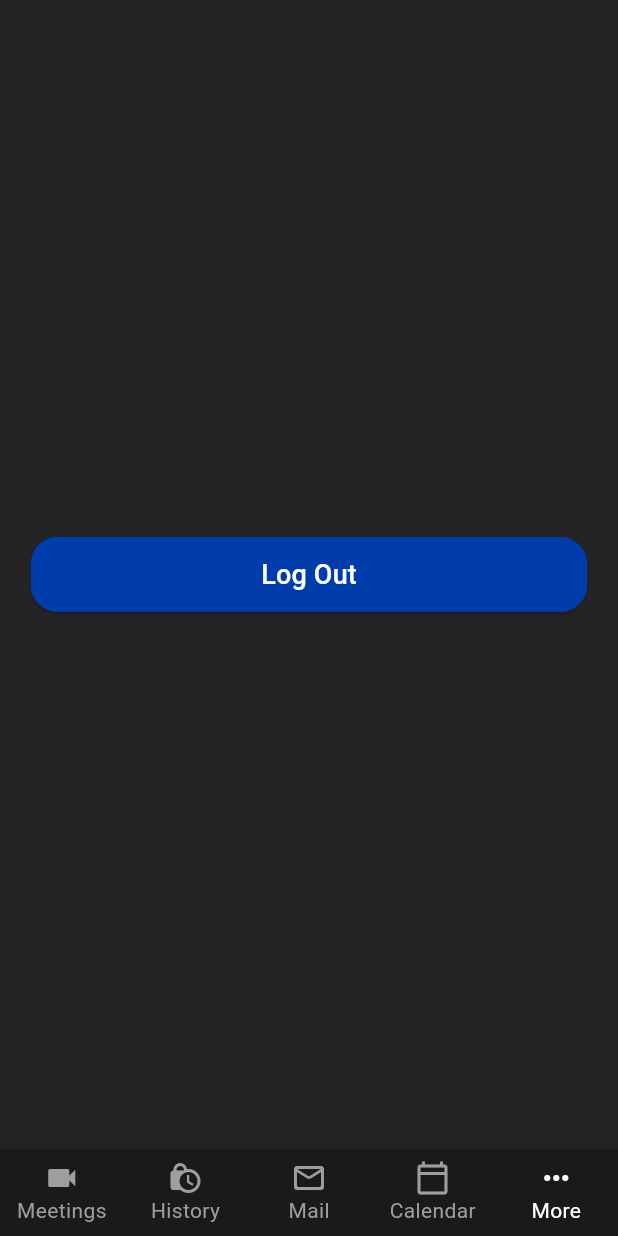
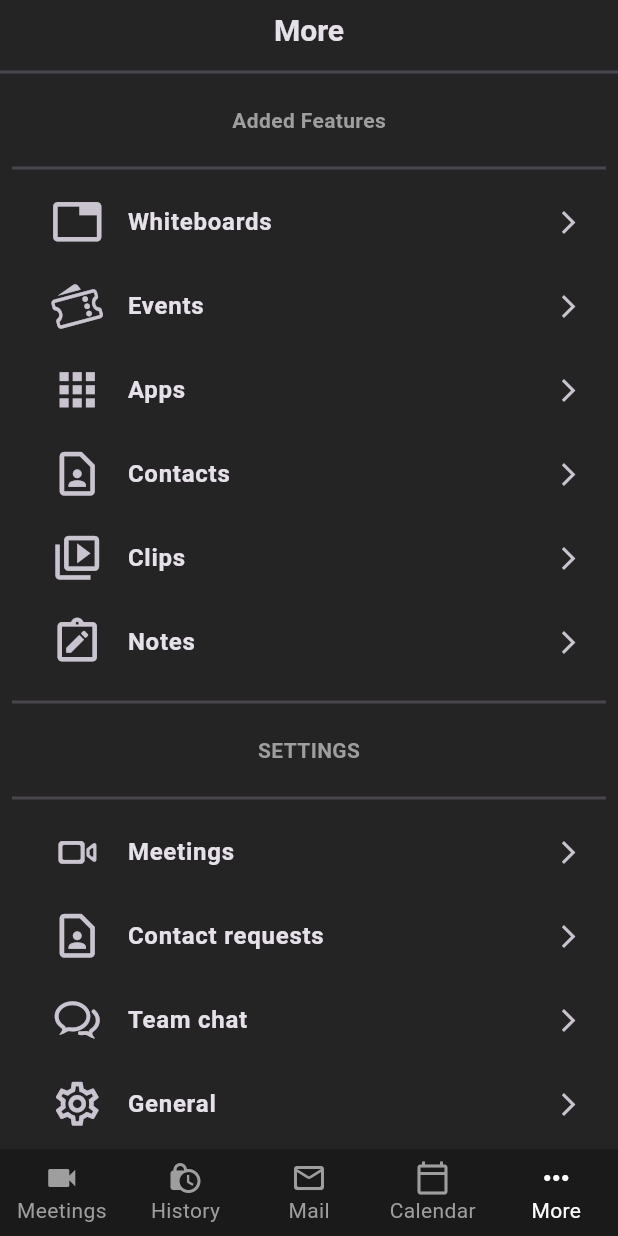
Before and after one commit to nitinkoberoii/Zoom-Clone, a Flutter app: the screen it shows once a user with an empty profile is signed in, item 5 of the bottom bar chosen, on a phone screen of 412 x 824 dp. Run offline on Flutter 3.47's test engine with Material 3 defaults, Android fonts, the phone set to English and light mode, and no system bars; our stand-ins replace cloud_firestore, firebase_auth, firebase_core, flutter_svg, google_sign_in, table_calendar; missing offline and left inert: jitsi_meet_v1, splash_screen_view; accounts and stored records are empty.

Commit message:
Created Bottom Navigation Screens

```diff
--- a/lib/screens/home_screen.dart
+++ b/lib/screens/home_screen.dart
@@ -2,10 +2,13 @@ import 'package:flutter/material.dart';
 import 'package:zoom_clone/resources/auth_methods.dart';
 import 'package:zoom_clone/screens/history_meeting_screen.dart';
 import 'package:zoom_clone/screens/meeting_screen.dart';
+import 'package:zoom_clone/screens/more_screen.dart';
 import 'package:zoom_clone/utils/colors.dart';
 import 'package:zoom_clone/widgets/custom_button.dart';
 
 import '../widgets/home_meeting_button.dart';
+import 'calendar_screen.dart';
+import 'mail_screen.dart';
 
 class HomeScreen extends StatefulWidget {
   const HomeScreen({super.key});
@@ -25,14 +28,9 @@ class _HomeScreenState extends State<HomeScreen> {
   List<Widget> pages = [
     MeetingScreen(),
     const HistoryMeetingScreen(),
-    const Text('Mail'),
-    const Text('Calendar'),
-    Center(
-      child: CustomButton(
-          text: 'Log Out',
-          color: buttonColor,
-          onPressed: () => AuthMethods().signOut()),
-    ),
+    const MailScreen(),
+    const CalendarScreen(),
+    const MoreScreen(),
   ];
 
   @override
--- /dev/null
+++ b/lib/screens/more_screen.dart
@@ -0,0 +1,265 @@
+import 'package:flutter/cupertino.dart';
+import 'package:flutter/material.dart';
+import 'package:zoom_clone/screens/settings_screens/accessibility_settings_screen.dart';
+import 'package:zoom_clone/screens/settings_screens/meetings_settings_screen.dart';
+
+import '../resources/auth_methods.dart';
+import '../utils/colors.dart';
+import '../widgets/custom_button.dart';
+
+class MoreScreen extends StatefulWidget {
+  const MoreScreen({super.key});
+
+  @override
+  State<MoreScreen> createState() => _MoreScreenState();
+}
+
+class _MoreScreenState extends State<MoreScreen> {
+  CupertinoAlertDialog showAlertDialogBox(String text) {
+    return CupertinoAlertDialog(
+      title: Text(
+        text,
+        style: const TextStyle(fontSize: 18, color: Colors.white),
+      ),
+      actions: [
+        TextButton(
+          onPressed: () => Navigator.of(context).pop(),
+          child: const Text(
+            'Ok',
+            style: TextStyle(fontSize: 16, color: buttonColor),
+          ),
+        )
+      ],
+    );
+  }
+
+  @override
+  Widget build(BuildContext context) {
+    return Scaffold(
+      appBar: AppBar(
+        backgroundColor: backgroundColor,
+        automaticallyImplyLeading: false,
+        centerTitle: true,
+        toolbarHeight: 40,
+        title: const Text(
+          'More',
+          style: TextStyle(fontSize: 20, fontWeight: FontWeight.bold),
+        ),
+      ),
+      body: SingleChildScrollView(
+        child: Column(
+          children: [
+            const Divider(thickness: 2),
+            const Padding(
+              padding: EdgeInsets.symmetric(horizontal: 35.0, vertical: 14.0),
+              child: Text(
+                'Added Features',
+                style: TextStyle(
+                    fontSize: 14,
+                    color: Colors.grey,
+                    fontWeight: FontWeight.bold),
+              ),
+            ),
+            const Padding(
+              padding: EdgeInsets.symmetric(horizontal: 8.0),
+              child: Divider(thickness: 2),
+            ),
+            Container(
+              margin: const EdgeInsets.fromLTRB(18, 0, 0, 4),
+              child: Column(
+                children: [
+                  _buildListTile(
+                    context,
+                    icon: Icons.tab,
+                    title: 'Whiteboards',
+                  ),
+                  _buildListTile(
+                    context,
+                    icon: CupertinoIcons.tickets,
+                    title: 'Events',
+                  ),
+                  _buildListTile(
+                    context,
+                    icon: Icons.apps,
+                    title: 'Apps',
+                  ),
+                  _buildListTile(
+                    context,
+                    icon: Icons.contact_page_outlined,
+                    title: 'Contacts',
+                  ),
+                  _buildListTile(
+                    context,
+                    icon: Icons.video_collection_outlined,
+                    title: 'Clips',
+                  ),
+                  _buildListTile(
+                    context,
+                    icon: Icons.note_alt_outlined,
+                    title: 'Notes',
+                  ),
+                ],
+              ),
+            ),
+            const Padding(
+              padding: EdgeInsets.symmetric(horizontal: 8.0),
+              child: Divider(thickness: 2),
+            ),
+            const Padding(
+              padding: EdgeInsets.symmetric(horizontal: 35.0, vertical: 14.0),
+              child: Text(
+                'SETTINGS',
+                style: TextStyle(
+                    fontSize: 14,
+                    color: Colors.grey,
+                    fontWeight: FontWeight.bold),
+              ),
+            ),
+            const Padding(
+              padding: EdgeInsets.symmetric(horizontal: 8.0),
+              child: Divider(thickness: 2),
+            ),
+            Container(
+              margin: const EdgeInsets.fromLTRB(18, 0, 0, 4),
+              child: Column(
+                children: [
+                  InkWell(
+                    onTap: () => Navigator.of(context).push(MaterialPageRoute(
+                        builder: (context) => const MeetingsSettingsScreen())),
+                    child: const ListTile(
+                      leading: Icon(CupertinoIcons.videocam, size: 35),
+                      title: Text(
+                        'Meetings',
+                        style: TextStyle(
+                            fontSize: 16, fontWeight: FontWeight.bold),
+                      ),
+                      trailing: Icon(Icons.arrow_forward_ios, size: 18),
+                    ),
+                  ),
+                  _buildListTile(
+                    context,
+                    icon: Icons.contact_page_outlined,
+                    title: 'Contact requests',
+                  ),
+                  _buildListTile(
+                    context,
+                    icon: CupertinoIcons.chat_bubble_2,
+                    title: 'Team chat',
+                  ),
+                  _buildListTile(
+                    context,
+                    icon: Icons.settings_outlined,
+                    title: 'General',
+                  ),
+                  _buildListTile(
+                    context,
+                    icon: Icons.notifications_none,
+                    title: 'Notifications',
+                  ),
+                  InkWell(
+                    onTap: () => Navigator.of(context).push(MaterialPageRoute(
+                        builder: (context) =>
+                            const AccessibilitySettingsScreen())),
+                    child: const ListTile(
+                      leading: Icon(Icons.accessibility, size: 35),
+                      title: Text(
+                        'Accessibility',
+                        style: TextStyle(
+                            fontSize: 16, fontWeight: FontWeight.bold),
+                      ),
+                      trailing: Icon(Icons.arrow_forward_ios, size: 18),
+                    ),
+                  ),
+                ],
+              ),
+            ),
+            const Padding(
+              padding: EdgeInsets.symmetric(horizontal: 8.0),
+              child: Divider(thickness: 2),
+            ),
+            const Padding(
+              padding: EdgeInsets.symmetric(horizontal: 35.0, vertical: 14.0),
+              child: Text(
+                'OTHER',
+                style: TextStyle(
+                    fontSize: 14,
+                    color: Colors.grey,
+                    fontWeight: FontWeight.bold),
+              ),
+            ),
+            const Padding(
+              padding: EdgeInsets.symmetric(horizontal: 8.0),
+              child: Divider(thickness: 2),
+            ),
+            Container(
+              margin: const EdgeInsets.fromLTRB(18, 0, 0, 4),
+              child: Column(
+                children: [
+                  _buildListTile(
+                    context,
+                    icon: CupertinoIcons.qrcode_viewfinder,
+                    title: 'Scan QR code',
+                  ),
+                  _buildListTile(
+                    context,
+                    icon: CupertinoIcons.info,
+                    title: 'About',
+                  ),
+                ],
+              ),
+            ),
+            const Padding(
+              padding: EdgeInsets.symmetric(horizontal: 8.0),
+              child: Divider(thickness: 2),
+            ),
+            const SizedBox(height: 10),
+            Center(
+              child: CustomButton(
+                text: 'Log Out',
+                color: buttonColor,
+                onPressed: () => AuthMethods().signOut(context),
+              ),
+            ),
+            const SizedBox(height: 10),
+            const Padding(
+              padding: EdgeInsets.symmetric(horizontal: 8.0),
+              child: Divider(thickness: 2),
+            ),
+            const SizedBox(height: 30),
+            const Center(
+              child: Text(
+                'NoCopyright@2k24 - nitinkoberoii @ GitHub. No rights reserved.',
+                textAlign: TextAlign.center,
+                style: TextStyle(
+                    color: Colors.grey,
+                    fontWeight: FontWeight.bold,
+                    fontSize: 14),
+              ),
+            ),
+            const SizedBox(height: 20),
+          ],
+        ),
+      ),
+    );
+  }
+
+  Widget _buildListTile(BuildContext context,
+      {required IconData icon, required String title, VoidCallback? onTap}) {
+    return InkWell(
+      onTap: onTap ??
+          () => showCupertinoDialog(
+                context: context,
+                builder: (context) =>
+                    showAlertDialogBox('This function doesn\'t work 😔'),
+              ),
+      child: ListTile(
+        leading: Icon(icon, size: 35),
+        title: Text(
+          title,
+          style: const TextStyle(fontSize: 16, fontWeight: FontWeight.bold),
+        ),
+        trailing: const Icon(Icons.arrow_forward_ios, size: 18),
+      ),
+    );
+  }
+}
--- a/pubspec.yaml
+++ b/pubspec.yaml
@@ -39,6 +39,7 @@ dependencies:
   intl: ^0.19.0
   splash_screen_view: ^3.0.0
   flutter_svg:
+  table_calendar: ^3.1.2
 
 
 
```
Also changed, not shown: lib/resources/auth_methods.dart (+8 -2 lines), lib/screens/calendar_screen.dart (added, +72 -0 lines), lib/screens/mail_screen.dart (added, +91 -0 lines), assets/images/mail.png (added), pubspec.lock.
